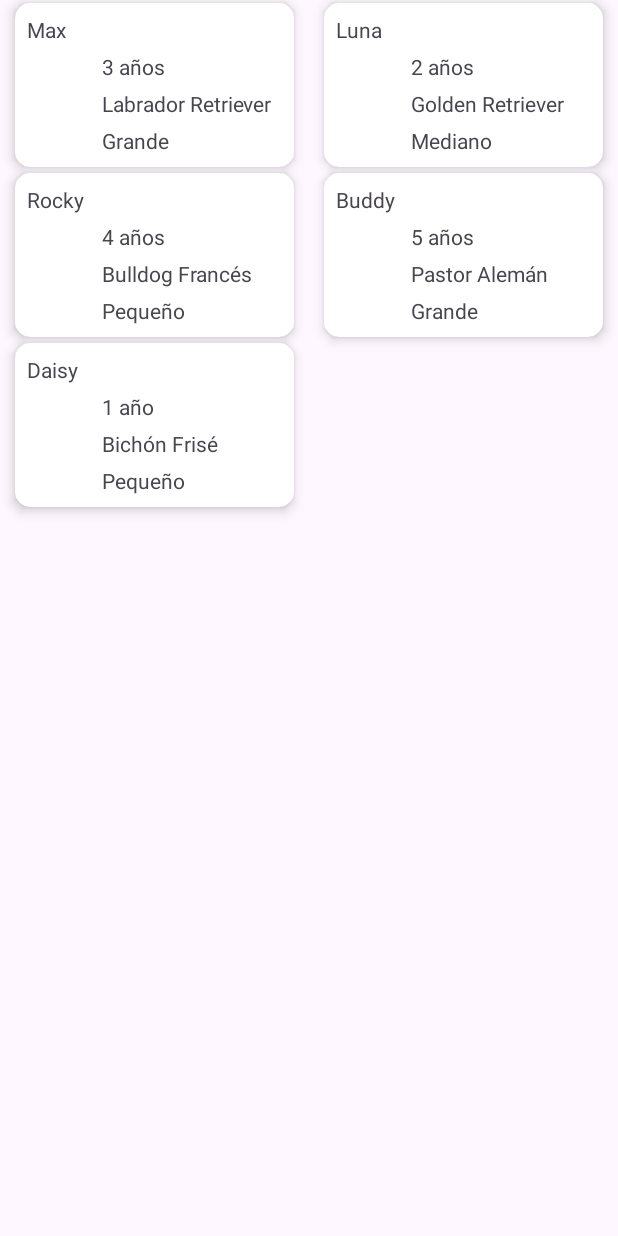
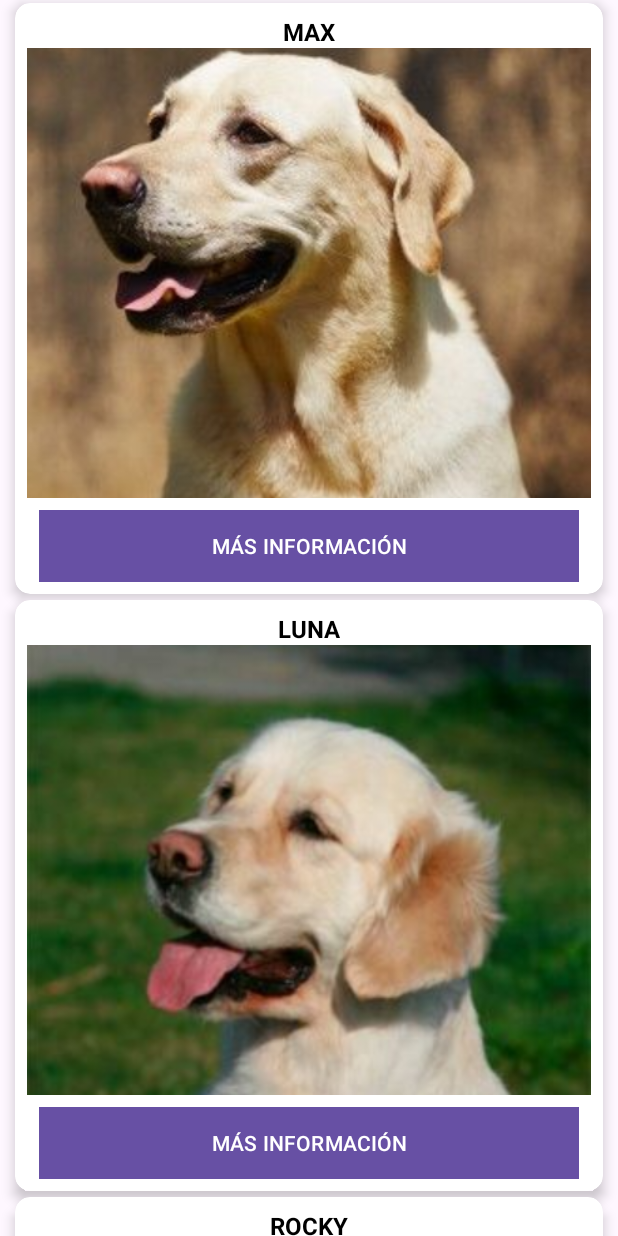
Before and after one commit to Roo55/AdoptaUnPerro, an Android app: the screen it shows after launch (MainActivity), on a phone screen of 412 x 824 dp. Run offline under Robolectric (Android 15) with nearby library versions, the phone set to English and light mode, and no system bars.

Commit message:
07/04/2024 FUNCIONANDO, Se muestra la foto de cada perro, nombre arriba y botón abajo, falta crear la vista con la info de cada perro

```diff
--- a/AdoptaUnPerroRLopez/app/src/main/java/com/example/adoptaunperrorlopez/Perro.java
+++ b/AdoptaUnPerroRLopez/app/src/main/java/com/example/adoptaunperrorlopez/Perro.java
@@ -7,32 +7,63 @@ public class Perro {
     private String edad;
     private String raza;
     private String tamano;
+    private String imagenFondo;
+
+
+    public Perro(String id, String nombre, String edad, String raza, String tamano, String imagenFondo) {
+        this.id = id;
+        this.nombre = nombre;
+        this.edad = edad;
+        this.raza = raza;
+        this.tamano = tamano;
+        this.imagenFondo = imagenFondo;
+    }
 
     public String getId() {
         return id;
+    }
+
+    public void setId(String id) {
+        this.id = id;
     }
 
     public String getNombre() {
         return nombre;
     }
 
+    public void setNombre(String nombre) {
+        this.nombre = nombre;
+    }
+
     public String getEdad() {
         return edad;
+    }
+
+    public void setEdad(String edad) {
+        this.edad = edad;
     }
 
     public String getRaza() {
         return raza;
     }
 
+    public void setRaza(String raza) {
+        this.raza = raza;
+    }
+
     public String getTamano() {
         return tamano;
     }
 
-    public Perro(String id, String nombre, String edad, String raza, String tamano) {
-        this.id = id;
-        this.nombre = nombre;
-        this.edad = edad;
-        this.raza = raza;
+    public void setTamano(String tamano) {
         this.tamano = tamano;
     }
+
+    public String getImagenFondo() {
+        return imagenFondo;
+    }
+
+    public void setImagenFondo(String imagenFondo) {
+        this.imagenFondo = imagenFondo;
+    }
 }
--- a/AdoptaUnPerroRLopez/app/src/main/java/com/example/adoptaunperrorlopez/PerrosAdapter.java
+++ b/AdoptaUnPerroRLopez/app/src/main/java/com/example/adoptaunperrorlopez/PerrosAdapter.java
@@ -46,11 +46,10 @@ public class PerrosAdapter extends RecyclerView.Adapter< PerrosAdapter.PerroView
         }
         public void bind(Perro perro){
 
-            itemViewBinding.tvNombre.setText(perro.getNombre());
-            itemViewBinding.tvEdad.setText(perro.getEdad());
-            itemViewBinding.tvRaza.setText(perro.getRaza());
-            itemViewBinding.tvTamano.setText(perro.getTamano());
+            itemViewBinding.tvNombrePerro.setText(perro.getNombre());
 
+            int resourceId = itemView.getContext().getResources().getIdentifier(perro.getImagenFondo(),"drawable",itemView.getContext().getPackageName());
+            itemViewBinding.fondoImageView.setImageResource(resourceId);
         }
 
         public PerroViewHolder(@NonNull View itemView) {
--- a/AdoptaUnPerroRLopez/app/src/main/java/com/example/adoptaunperrorlopez/PerrosRepository.java
+++ b/AdoptaUnPerroRLopez/app/src/main/java/com/example/adoptaunperrorlopez/PerrosRepository.java
@@ -2,14 +2,14 @@ package com.example.adoptaunperrorlopez;
 
 import java.util.List;
 
-public class PerrosRepository implements Repository{
+public class PerrosRepository implements Repository {
 
     private List<Perro> perros = List.of(
-                                            new Perro("1", "Max", "3 años", "Labrador Retriever", "Grande"),
-                                            new Perro("2", "Luna", "2 años", "Golden Retriever", "Mediano"),
-                                            new Perro("3", "Rocky", "4 años", "Bulldog Francés", "Pequeño"),
-                                            new Perro("4", "Buddy", "5 años", "Pastor Alemán", "Grande"),
-                                            new Perro("5", "Daisy", "1 año", "Bichón Frisé", "Pequeño")
+            new Perro("1", "Max", "3 años", "Labrador Retriever", "Grande", "labradoretriever"),
+            new Perro("2", "Luna", "2 años", "Golden Retriever", "Mediano", "goldenretriever"),
+            new Perro("3", "Rocky", "4 años", "Bulldog Francés", "Pequeño", "bulldogfrances"),
+            new Perro("4", "Buddy", "5 años", "Pastor Alemán", "Grande", "pastoraleman"),
+            new Perro("5", "Daisy", "1 año", "Bichón Frisé", "Pequeño", "bichonfrise")
     );
 
     @Override
--- a/AdoptaUnPerroRLopez/app/src/main/res/layout/activity_main.xml
+++ b/AdoptaUnPerroRLopez/app/src/main/res/layout/activity_main.xml
@@ -9,7 +9,7 @@
 
     <androidx.recyclerview.widget.RecyclerView
         android:id="@+id/listaPerros"
-        app:layoutManager="androidx.recyclerview.widget.GridLayoutManager"
+        app:layoutManager="androidx.recyclerview.widget.LinearLayoutManager"
         app:spanCount="2"
         android:orientation="vertical"
         tools:listitem="@layout/perro_item"
--- a/AdoptaUnPerroRLopez/app/src/main/res/layout/perro_item.xml
+++ b/AdoptaUnPerroRLopez/app/src/main/res/layout/perro_item.xml
@@ -14,46 +14,41 @@
         android:layout_height="wrap_content">
 
         <TextView
-            android:id="@+id/tvNombre"
+            android:id="@+id/tvNombrePerro"
+            android:layout_width="wrap_content"
+            android:layout_height="wrap_content"
+            android:text="Nombre del Perro"
+            android:textColor="@android:color/black"
+            android:textSize="16sp"
+            android:textAllCaps="true"
+            android:textStyle="bold"
             app:layout_constraintStart_toStartOf="parent"
             app:layout_constraintEnd_toEndOf="parent"
             app:layout_constraintTop_toTopOf="parent"
-            android:layout_width="0dp"
-            android:layout_height="wrap_content"/>
+            />
 
-        <TextView
-            android:id="@+id/tvEdad"
-            android:layout_marginStart="50dp"
-            android:layout_marginTop="5dp"
+        <ImageView
+            android:id="@+id/fondoImageView"
+            android:layout_width="match_parent"
+            android:layout_height="wrap_content"
+            android:scaleType="centerCrop"
+            app:layout_constraintTop_toBottomOf="@id/tvNombrePerro"
             app:layout_constraintStart_toStartOf="parent"
             app:layout_constraintEnd_toEndOf="parent"
-            app:layout_constraintTop_toBottomOf="@id/tvNombre"
-            android:layout_width="0dp"
-            android:layout_height="wrap_content"/>
+            app:layout_constraintBottom_toTopOf="@id/btnMasInformacion" />
 
-        <TextView
-            android:id="@+id/tvRaza"
-            android:layout_marginStart="50dp"
-            android:layout_marginTop="5dp"
+        <Button
+            android:id="@+id/btnMasInformacion"
+            android:layout_width="match_parent"
+            android:layout_height="wrap_content"
+            android:layout_margin="8dp"
+            android:background="@android:color/holo_blue_light"
+            android:text="MÁS INFORMACIÓN"
+            android:textSize="14sp"
             app:layout_constraintStart_toStartOf="parent"
             app:layout_constraintEnd_toEndOf="parent"
-            app:layout_constraintTop_toBottomOf="@id/tvEdad"
-            android:layout_width="0dp"
-            android:layout_height="wrap_content"/>
-
-
-        <TextView
-            android:id="@+id/tvTamano"
-            android:layout_marginStart="50dp"
-            android:layout_marginTop="5dp"
-            app:layout_constraintStart_toStartOf="parent"
-            app:layout_constraintEnd_toEndOf="parent"
-            app:layout_constraintTop_toBottomOf="@id/tvRaza"
-            android:layout_width="0dp"
-            android:layout_height="wrap_content"/>
-
+            app:layout_constraintTop_toBottomOf="@id/fondoImageView" />
 
     </androidx.constraintlayout.widget.ConstraintLayout>
 
-
 </androidx.cardview.widget.CardView>
```
Also changed, not shown: AdoptaUnPerroRLopez/app/src/main/res/drawable/bichonfrise.jpg (added), AdoptaUnPerroRLopez/app/src/main/res/drawable/bulldogfrances.jpg (added), AdoptaUnPerroRLopez/app/src/main/res/drawable/goldenretriever.jpg (added), AdoptaUnPerroRLopez/app/src/main/res/drawable/labradoretriever.jpg (added), AdoptaUnPerroRLopez/app/src/main/res/drawable/pastoraleman.jpg (added).
